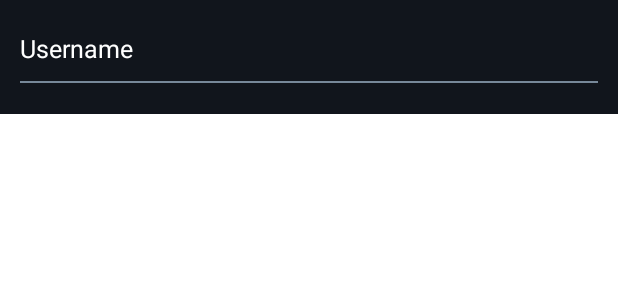
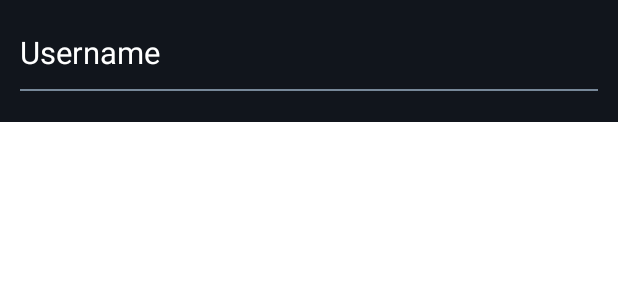
Before and after one commit to Sparsh011/Ping, an Android app: the layout user_layout.xml on its own in the app's theme, with its tools: preview values and no code run, on a phone screen of 412 x 824 dp. Shown: the top 300 px of the screen. Run offline under Robolectric (Android 15) with nearby library versions, the phone set to English and light mode, and no system bars.

Commit message:
text messages sent and received, improved ui

```diff
--- a/app/src/main/AndroidManifest.xml
+++ b/app/src/main/AndroidManifest.xml
@@ -15,6 +15,7 @@
         tools:targetApi="31" >
         <activity
             android:name=".views.activity.ChatActivity"
+            android:parentActivityName=".views.activity.UsersActivity"
             android:exported="false" />
         <activity
             android:name=".views.activity.UsersActivity"
--- a/app/src/main/res/drawable-v24/received_message_bg.xml
+++ b/app/src/main/res/drawable-v24/received_message_bg.xml
@@ -2,6 +2,6 @@
 <shape xmlns:android="http://schemas.android.com/apk/res/android">
 
     <corners android:radius="@dimen/_4sdp"/>
-    <solid android:color="#00BCD4" android:width="@dimen/_1sdp"/>
+    <solid android:color="@color/my_orange" android:width="@dimen/_1sdp"/>
 
 </shape>
--- a/app/src/main/res/drawable-v24/sent_message_bg.xml
+++ b/app/src/main/res/drawable-v24/sent_message_bg.xml
@@ -2,6 +2,6 @@
 <shape xmlns:android="http://schemas.android.com/apk/res/android">
 
     <corners android:radius="@dimen/_4sdp"/>
-    <solid android:color="@color/my_orange" android:width="@dimen/_1sdp"/>
+    <solid android:color="@color/my_grey" android:width="@dimen/_1sdp"/>
 
 </shape>
--- a/app/src/main/res/layout/user_layout.xml
+++ b/app/src/main/res/layout/user_layout.xml
@@ -13,7 +13,7 @@
     <TextView
         android:id="@+id/tv_username"
         android:layout_width="wrap_content"
-        android:textSize="@dimen/_13sdp"
+        android:textSize="@dimen/_16sdp"
         android:layout_height="wrap_content"
         android:textColor="@color/white"
         tools:text="Username" />
```
Also changed, not shown: app/src/main/java/com/example/ping/views/activity/ChatActivity.kt (+8 -5 lines).
